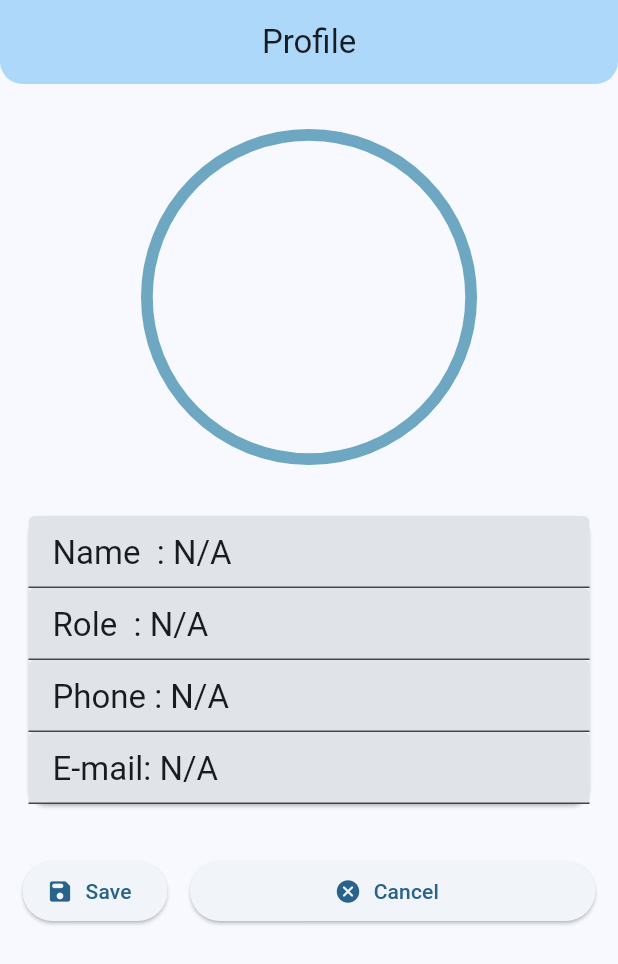
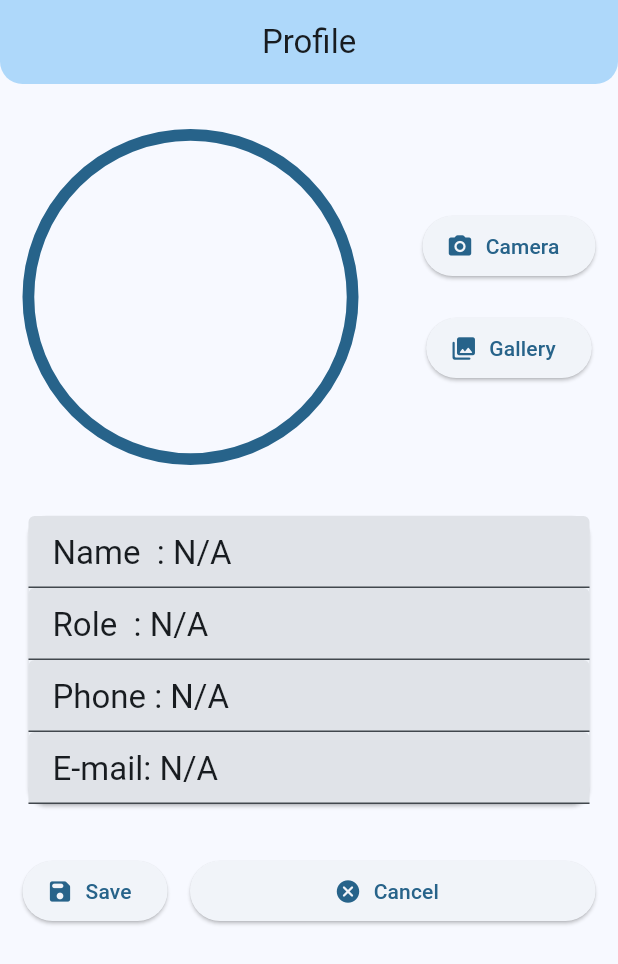
Before and after one commit to metaspook/su_research_and_thesis_book, a Flutter app: the ProfilePage screen opened by its route, after a tap on "Edit", on a phone screen of 412 x 824 dp. Shown: the top 964 px of the screen. Run offline on Flutter 3.47's test engine with Material 2 defaults, Android fonts, the phone set to English and light mode, and no system bars; our stand-ins replace bloc, cached_network_image, connectivity_plus, equatable, file_picker, firebase_auth and 9 more; missing offline and left inert: flutter_cached_pdfview; accounts and stored records are empty; generated files the repository leaves out were written again; Roboto replaces fonts that are missing (Ubuntu); key blocks and very long unbroken strings in the code were emptied for the run.

Commit message:
add view  bloc profile, profile_edit

```diff
--- a/lib/modules/profile/profile.dart
+++ b/lib/modules/profile/profile.dart
@@ -1,2 +1,4 @@
 export 'bloc/profile_bloc.dart';
+export 'view/profile_edit_view.dart';
 export 'view/profile_page.dart';
+export 'view/profile_view.dart';
--- /dev/null
+++ b/lib/modules/profile/view/profile_edit_view.dart
@@ -0,0 +1,154 @@
+import 'package:flutter/material.dart';
+import 'package:flutter_bloc/flutter_bloc.dart';
+import 'package:google_fonts/google_fonts.dart';
+import 'package:su_thesis_book/modules/profile/profile.dart';
+import 'package:su_thesis_book/shared/models/models.dart';
+import 'package:su_thesis_book/shared/widgets/widgets.dart';
+import 'package:su_thesis_book/theme/theme.dart';
+
+class ProfileEditView extends StatelessWidget {
+  const ProfileEditView({super.key});
+
+  @override
+  Widget build(BuildContext context) {
+    final bloc = context.read<ProfileBloc>();
+    const height = 30.0;
+    const width = height / 2;
+    return ListView(
+      padding: const EdgeInsets.symmetric(
+        horizontal: width,
+        vertical: height,
+      ),
+      children: [
+        AppBlocSelector<AppUser?>(
+          selector: (state) => state.user,
+          builder: (context, user) {
+            return Column(
+              // mainAxisAlignment: MainAxisAlignment.center,
+              children: [
+                Row(
+                  mainAxisAlignment: MainAxisAlignment.spaceBetween,
+                  children: [
+                    HaloAvatar(
+                      imagePath: user?.photoUrl,
+                      size: 4,
+                    ),
+                    Column(
+                      children: [
+                        // Camera Button
+                        ElevatedButton.icon(
+                          icon: const Icon(
+                            Icons.camera_alt_rounded,
+                          ),
+                          label: const Text('Camera'),
+                          onPressed: () async {
+                            // final photoPath =
+                            //     await imageCropicker.path(ImageSource.camera);
+                            // final statusMsg = imageCropicker.statusMsg;
+                            // bloc.add(
+                            //   SignUpPhotoPicked(
+                            //     photoPath,
+                            //     statusMsg: statusMsg,
+                            //   ),
+                            // );
+                          },
+                        ),
+                        const SizedBox(height: 20),
+                        // Gallery Button
+                        ElevatedButton.icon(
+                          icon: const Icon(
+                            Icons.photo_library_rounded,
+                          ),
+                          label: const Text('Gallery'),
+                          onPressed: () async {
+                            // final photoPath =
+                            //     await imageCropicker.path(ImageSource.gallery);
+                            // final statusMsg = imageCropicker.statusMsg;
+                            // bloc.add(
+                            //   SignUpPhotoPicked(
+                            //     photoPath,
+                            //     statusMsg: statusMsg,
+                            //   ),
+                            // );
+                          },
+                        ),
+                      ],
+                    ),
+                  ],
+                ),
+                const SizedBox(height: height),
+                Card(
+                  child: Column(
+                    children: [
+                      _textFormField(
+                        context,
+                        'Name  : ${user?.name ?? 'N/A'}',
+                      ),
+                      _textFormField(
+                        context,
+                        'Role  : ${user?.role ?? 'N/A'}',
+                      ),
+                      _textFormField(
+                        context,
+                        'Phone : ${user?.phone ?? 'N/A'}',
+                      ),
+                      _textFormField(
+                        context,
+                        'E-mail: ${user?.email ?? 'N/A'}',
+                      ),
+                    ],
+                  ),
+                ),
+              ],
+            );
+          },
+        ),
+        const SizedBox(height: height),
+        // Sign Out button
+        ProfileBlocListener(
+          listenWhen: (previous, current) =>
+              current.status == ProfileStatus.success ||
+              current.status == ProfileStatus.failure,
+          listener: (context, state) {
+            final snackBar = SnackBar(
+              backgroundColor:
+                  context.theme.snackBarTheme.backgroundColor?.withOpacity(.25),
+              behavior: SnackBarBehavior.floating,
+              content: Text(state.statusMsg),
+            );
+            context.scaffoldMessenger.showSnackBar(snackBar);
+          },
+          child: Row(
+            children: [
+              ElevatedButton.icon(
+                onPressed: () => bloc.add(const ProfileEditModeToggled()),
+                icon: const Icon(Icons.save_rounded),
+                label: const Text('Save'),
+              ),
+              const SizedBox(width: width),
+              Expanded(
+                child: ElevatedButton.icon(
+                  onPressed: () => bloc.add(const ProfileEditModeCanceled()),
+                  icon: const Icon(Icons.cancel_rounded),
+                  label: const Text('Cancel'),
+                ),
+              ),
+            ],
+          ),
+        ),
+      ],
+    );
+  }
+
+  Widget _textFormField(BuildContext context, String initialValue) =>
+      TextFormField(
+        initialValue: initialValue,
+        style: context.theme.textTheme.titleLarge
+            ?.copyWith(fontFamily: GoogleFonts.ubuntuMono().fontFamily),
+        // enabled: false,
+        readOnly: true,
+        decoration: const InputDecoration(
+          filled: true,
+        ),
+      );
+}
--- a/lib/modules/profile/view/profile_page.dart
+++ b/lib/modules/profile/view/profile_page.dart
@@ -1,11 +1,8 @@
 import 'package:flutter/material.dart';
 import 'package:flutter_bloc/flutter_bloc.dart';
-import 'package:google_fonts/google_fonts.dart';
 import 'package:su_thesis_book/app/app.dart';
 import 'package:su_thesis_book/modules/profile/profile.dart';
-import 'package:su_thesis_book/shared/models/models.dart';
 import 'package:su_thesis_book/shared/widgets/widgets.dart';
-import 'package:su_thesis_book/theme/theme.dart';
 
 typedef ProfileBlocSelector<T> = BlocSelector<ProfileBloc, ProfileState, T>;
 typedef ProfileBlocListener = BlocListener<ProfileBloc, ProfileState>;
@@ -16,9 +13,6 @@ class ProfilePage extends StatelessWidget {
 
   @override
   Widget build(BuildContext context) {
-    final bloc = context.read<ProfileBloc>();
-    const height = 30.0;
-    const width = height / 2;
     return Scaffold(
       appBar: AppBar(
         centerTitle: true,
@@ -30,141 +24,15 @@ class ProfilePage extends StatelessWidget {
         builder: (context, isLoading) {
           return TranslucentLoader(
             enabled: isLoading,
-            child: ListView(
-              padding: const EdgeInsets.symmetric(
-                horizontal: width,
-                vertical: height,
-              ),
-              children: [
-                AppBlocSelector<AppUser?>(
-                  selector: (state) => state.user,
-                  builder: (context, user) {
-                    return Column(
-                      children: [
-                        Stack(
-                          alignment: Alignment.center,
-                          children: [
-                            ImageFiltered(
-                              imageFilter:
-                                  const ColorFilter.linearToSrgbGamma(),
-                              child: HaloAvatar(
-                                imagePath: user?.photoUrl,
-                                size: 4,
-                              ),
-                            ),
-                            IconButton(
-                              onPressed: () {},
-                              icon: Icon(
-                                Icons.camera_alt_rounded,
-                                color: context.theme.scaffoldBackgroundColor,
-                                size: height * 1.5,
-                              ),
-                            ),
-                          ],
-                        ),
-                        const SizedBox(height: height),
-                        Card(
-                          child: Column(
-                            children: [
-                              _textFormField(
-                                context,
-                                'Name  : ${user?.name ?? 'N/A'}',
-                              ),
-                              _textFormField(
-                                context,
-                                'Role  : ${user?.role ?? 'N/A'}',
-                              ),
-                              _textFormField(
-                                context,
-                                'Phone : ${user?.phone ?? 'N/A'}',
-                              ),
-                              _textFormField(
-                                context,
-                                'E-mail: ${user?.email ?? 'N/A'}',
-                              ),
-                            ],
-                          ),
-                        ),
-                      ],
-                    );
-                  },
-                ),
-                const SizedBox(height: height),
-                // Sign Out button
-                ProfileBlocListener(
-                  listenWhen: (previous, current) =>
-                      current.status == ProfileStatus.success ||
-                      current.status == ProfileStatus.failure,
-                  listener: (context, state) {
-                    final snackBar = SnackBar(
-                      backgroundColor: context
-                          .theme.snackBarTheme.backgroundColor
-                          ?.withOpacity(.25),
-                      behavior: SnackBarBehavior.floating,
-                      content: Text(state.statusMsg),
-                    );
-                    context.scaffoldMessenger.showSnackBar(snackBar);
-                  },
-                  child: ProfileBlocSelector<bool>(
-                    selector: (state) => state.editMode,
-                    builder: (context, editMode) {
-                      return Row(
-                        children: [
-                          if (editMode)
-                            ElevatedButton.icon(
-                              onPressed: () =>
-                                  bloc.add(const ProfileEditModeToggled()),
-                              icon: const Icon(Icons.save_rounded),
-                              label: const Text('Save'),
-                            )
-                          else
-                            ElevatedButton.icon(
-                              onPressed: () =>
-                                  bloc.add(const ProfileEditModeToggled()),
-                              icon: const Icon(Icons.edit_document),
-                              label: const Text('Edit'),
-                            ),
-                          const SizedBox(width: width),
-                          if (editMode)
-                            Expanded(
-                              child: ElevatedButton.icon(
-                                onPressed: () =>
-                                    bloc.add(const ProfileEditModeCanceled()),
-                                icon: const Icon(Icons.cancel_rounded),
-                                label: const Text('Cancel'),
-                              ),
-                            )
-                          else
-                            Expanded(
-                              child: ElevatedButton.icon(
-                                onPressed: () =>
-                                    bloc.add(const ProfileSignedOut()),
-                                icon: const Icon(Icons.logout_outlined),
-                                label: const Text('Sign Out'),
-                              ),
-                            ),
-                        ],
-                      );
-                    },
-                  ),
-                ),
-              ],
+            child: ProfileBlocSelector<bool>(
+              selector: (state) => state.editMode,
+              builder: (context, editMode) {
+                return editMode ? const ProfileEditView() : const ProfileView();
+              },
             ),
           );
         },
       ),
     );
   }
-
-  Widget _textFormField(BuildContext context, String initialValue) =>
-      TextFormField(
-        initialValue: initialValue,
-        style: context.theme.textTheme.titleLarge
-            ?.copyWith(fontFamily: GoogleFonts.ubuntuMono().fontFamily),
-        // enabled: false,
-        readOnly: true,
-        decoration: const InputDecoration(
-          filled: true,
-        ),
-      );
 }
--- /dev/null
+++ b/lib/modules/profile/view/profile_view.dart
@@ -0,0 +1,108 @@
+import 'package:flutter/material.dart';
+import 'package:flutter_bloc/flutter_bloc.dart';
+import 'package:google_fonts/google_fonts.dart';
+import 'package:su_thesis_book/modules/profile/profile.dart';
+import 'package:su_thesis_book/shared/models/models.dart';
+import 'package:su_thesis_book/shared/widgets/widgets.dart';
+import 'package:su_thesis_book/theme/theme.dart';
+
+class ProfileView extends StatelessWidget {
+  const ProfileView({super.key});
+
+  @override
+  Widget build(BuildContext context) {
+    final bloc = context.read<ProfileBloc>();
+    const height = 30.0;
+    const width = height / 2;
+    return ListView(
+      padding: const EdgeInsets.symmetric(
+        horizontal: width,
+        vertical: height,
+      ),
+      children: [
+        AppBlocSelector<AppUser?>(
+          selector: (state) => state.user,
+          builder: (context, user) {
+            return Column(
+              // mainAxisAlignment: MainAxisAlignment.center,
+              children: [
+                HaloAvatar(
+                  imagePath: user?.photoUrl,
+                  size: 4,
+                ),
+                const SizedBox(height: height),
+                Card(
+                  child: Column(
+                    children: [
+                      _textFormField(
+                        context,
+                        'Name  : ${user?.name ?? 'N/A'}',
+                      ),
+                      _textFormField(
+                        context,
+                        'Role  : ${user?.role ?? 'N/A'}',
+                      ),
+                      _textFormField(
+                        context,
+                        'Phone : ${user?.phone ?? 'N/A'}',
+                      ),
+                      _textFormField(
+                        context,
+                        'E-mail: ${user?.email ?? 'N/A'}',
+                      ),
+                    ],
+                  ),
+                ),
+              ],
+            );
+          },
+        ),
+        const SizedBox(height: height),
+        // Sign Out button
+        ProfileBlocListener(
+          listenWhen: (previous, current) =>
+              current.status == ProfileStatus.success ||
+              current.status == ProfileStatus.failure,
+          listener: (context, state) {
+            final snackBar = SnackBar(
+              backgroundColor:
+                  context.theme.snackBarTheme.backgroundColor?.withOpacity(.25),
+              behavior: SnackBarBehavior.floating,
+              content: Text(state.statusMsg),
+            );
+            context.scaffoldMessenger.showSnackBar(snackBar);
+          },
+          child: Row(
+            children: [
+              ElevatedButton.icon(
+                onPressed: () => bloc.add(const ProfileEditModeToggled()),
+                icon: const Icon(Icons.edit_document),
+                label: const Text('Edit'),
+              ),
+              const SizedBox(width: width),
+              Expanded(
+                child: ElevatedButton.icon(
+                  onPressed: () => bloc.add(const ProfileSignedOut()),
+                  icon: const Icon(Icons.logout_outlined),
+                  label: const Text('Sign Out'),
+                ),
+              ),
+            ],
+          ),
+        ),
+      ],
+    );
+  }
+
+  Widget _textFormField(BuildContext context, String initialValue) =>
+      TextFormField(
+        initialValue: initialValue,
+        style: context.theme.textTheme.titleLarge
+            ?.copyWith(fontFamily: GoogleFonts.ubuntuMono().fontFamily),
+        // enabled: false,
+        readOnly: true,
+        decoration: const InputDecoration(
+          filled: true,
+        ),
+      );
+}
```
